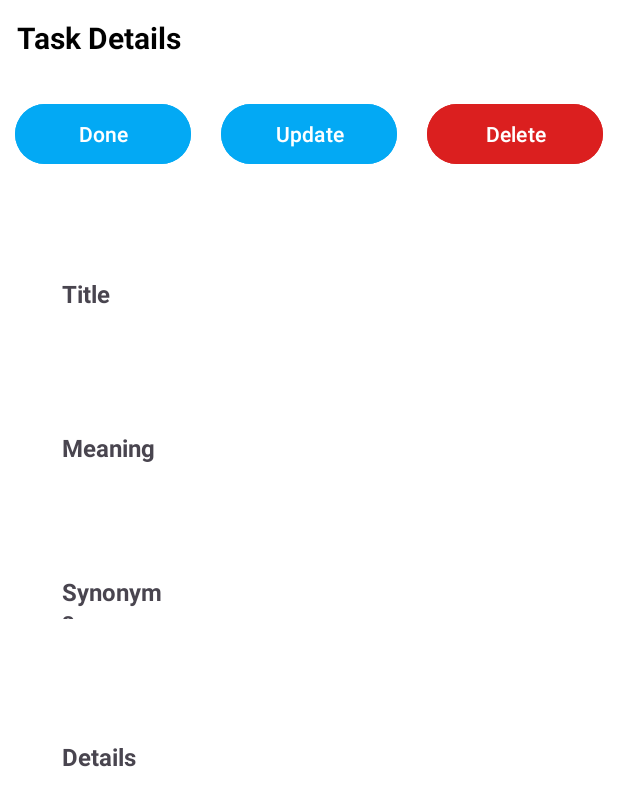
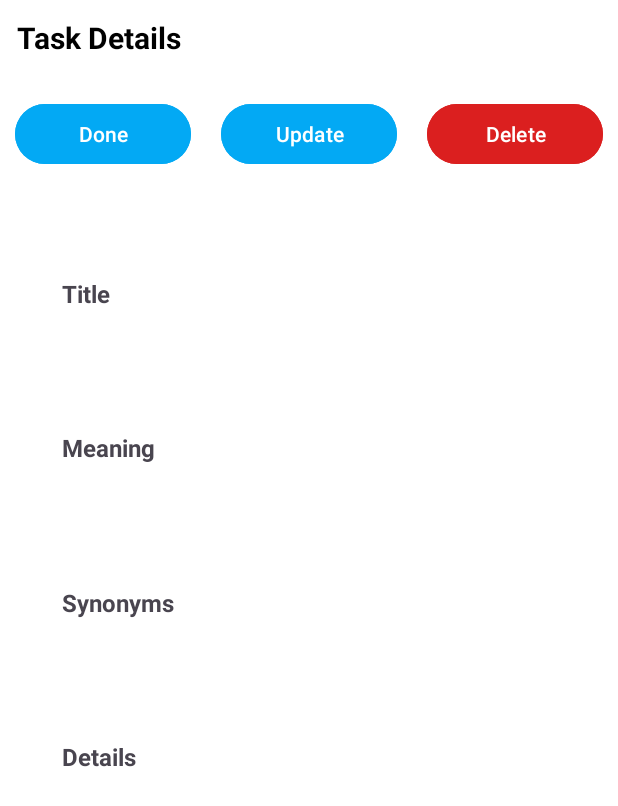
Before and after one commit to Trex0319/Individual-Project, an Android app: the fragment SelectedItemFragment placed in its activity, on a phone screen of 412 x 824 dp. Shown: the top 806 px of the screen. Run offline under Robolectric (Android 15) with nearby library versions, the phone set to English and light mode, and no system bars; our stand-ins replace Room's generated code, data binding.

Commit message:
Initial Commit

```diff
--- a/app/src/main/java/com/example/project/ui/adapter/CompletedAdapter.kt
+++ b/app/src/main/java/com/example/project/ui/adapter/CompletedAdapter.kt
@@ -41,7 +41,6 @@ class CompletedAdapter(private var tasks: List<Task>
         fun bind(task: Task) {
             binding.task = task
             binding.cvWorks.setOnClickListener {
-                Log.d("debugging" ,"test")
                 listener?.onClick(task)
             }
         }
--- a/app/src/main/java/com/example/project/ui/container/ContainerFragment.kt
+++ b/app/src/main/java/com/example/project/ui/container/ContainerFragment.kt
@@ -5,9 +5,7 @@ import android.view.LayoutInflater
 import android.view.View
 import android.view.ViewGroup
 import androidx.fragment.app.Fragment
-import androidx.fragment.app.setFragmentResultListener
 import androidx.fragment.app.viewModels
-import com.example.project.core.Constants
 import com.example.project.databinding.FragmentContainerBinding
 import com.example.project.ui.adapter.ContainerAdapter
 import com.example.project.ui.completed.CompletedFragment
@@ -42,14 +40,6 @@ class ContainerFragment : Fragment() {
             }
         }.attach()
 
-        setFragmentResultListener(Constants.ADD_TASK_FRAGMENT) { _, result ->
-
-            //gets boolean value from result
-            val refresh = result.getBoolean(Constants.REFRESH, true)
-
-            //if refresh is true, fetch all words
-            if (refresh)  viewModel.refreshHome()
-        }
     }
 
 }
--- a/app/src/main/java/com/example/project/ui/container/ContainerViewModel.kt
+++ b/app/src/main/java/com/example/project/ui/container/ContainerViewModel.kt
@@ -7,10 +7,4 @@ import kotlinx.coroutines.launch
 
 class ContainerViewModel: ViewModel() {
     val refreshHome: MutableSharedFlow<Unit> = MutableSharedFlow()
-
-    fun refreshHome() {
-        viewModelScope.launch {
-            refreshHome.emit(Unit)
-        }
-    }
 }
--- a/app/src/main/java/com/example/project/ui/home/HomeFragment.kt
+++ b/app/src/main/java/com/example/project/ui/home/HomeFragment.kt
@@ -2,6 +2,7 @@ package com.example.project.ui.home
 
 import android.app.AlertDialog
 import android.os.Bundle
+import android.util.Log
 import android.view.LayoutInflater
 import android.view.View
 import android.view.ViewGroup
--- a/app/src/main/res/layout/fragment_item.xml
+++ b/app/src/main/res/layout/fragment_item.xml
@@ -118,8 +118,8 @@
 
         <TextView
             android:id="@+id/tvS"
-            android:layout_width="69dp"
-            android:layout_height="29dp"
+            android:layout_width="wrap_content"
+            android:layout_height="wrap_content"
             android:text="@string/synonyms"
             android:textAlignment="textStart"
             android:textSize="@dimen/m"
```
